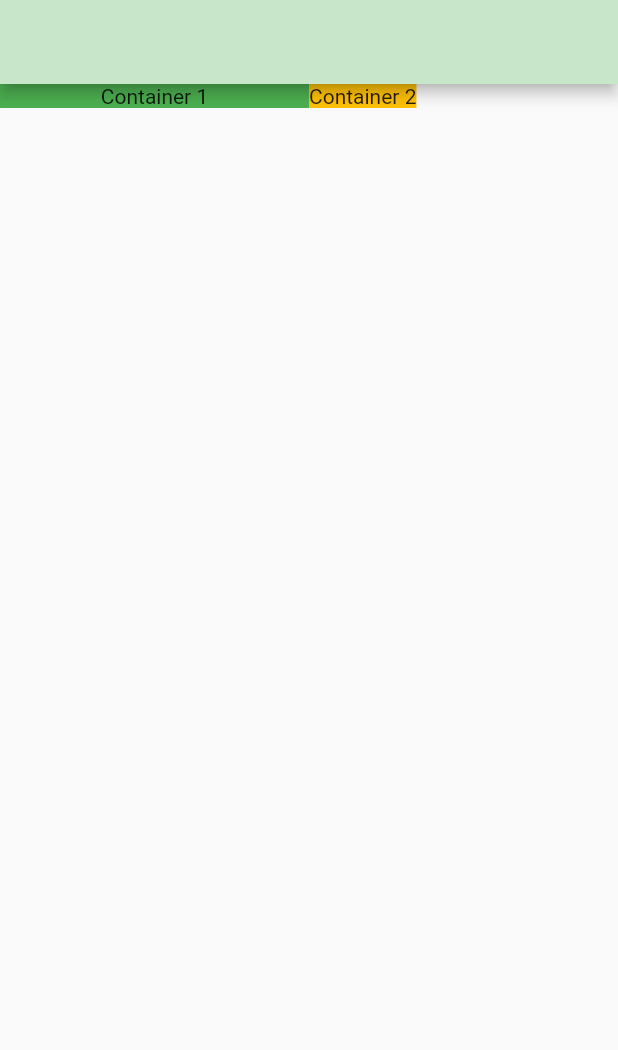
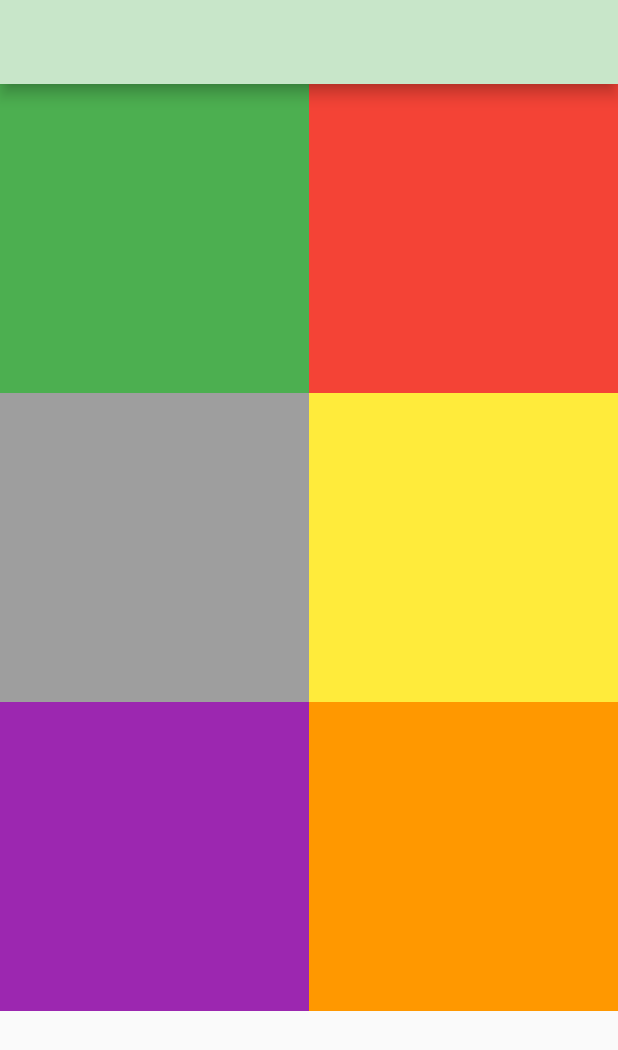
Before and after one commit to app-createur-pro/my_app, a Flutter app: the screen it shows after launch, on a phone screen of 412 x 824 dp. Shown: the top 1050 px of the screen. Run offline on Flutter 3.47's test engine with Material 2 defaults, Android fonts, the phone set to English and light mode, and no system bars.

Commit message:
orientation

```diff
--- a/lib/main.dart
+++ b/lib/main.dart
@@ -1,6 +1,7 @@
 import 'package:flutter/material.dart';
+import 'package:flutter/services.dart';
 
-void main() {
+void main() async {
   runApp(MyApp());
 }
 
@@ -28,34 +29,39 @@ class MyHomePage extends StatefulWidget {
 
 class _MyHomePageState extends State<MyHomePage> {
 
+  List<Color>colors = [
+    Colors.green,
+    Colors.red,
+    Colors.grey,
+    Colors.yellow,
+    Colors.purple,
+    Colors.orange,
+  ];
+
+  void faireCeciSiPortrait(Orientation orientation) {
+    //je vais enregistrer tel élément quelque part sans forcément toucher au design
+  }
+
   @override
   Widget build(BuildContext context) {
+
+    Orientation orientation = MediaQuery.of(context).orientation;
+    faireCeciSiPortrait(orientation);
+
     return Scaffold(
-      appBar: AppBar(),
-      body: Row(
-        //mainAxisAlignment: MainAxisAlignment.spaceEvenly,
-        children: <Widget>[
-          Flexible(
-            flex: 1,
-            fit: FlexFit.tight,
-            child: Container(
-              color: Colors.green,
-              child: Text(
-                'Container 1',
-                textAlign: TextAlign.center,
+        appBar: AppBar(),
+        body: OrientationBuilder(
+          builder: (context, orientation) {
+            return GridView.count(
+              crossAxisCount: (orientation == Orientation.portrait) ? 2 : 3,
+              children: List.generate(colors.length, (index) =>
+                  Container(
+                    color: colors[index],
+                  )
               ),
-            ),
-          ),
-          Flexible(
-            flex: 1,
-            fit: FlexFit.loose,
-            child: Container(
-              color: Colors.amber,
-              child: Text('Container 2'),
-            ),
-          ),
-        ],
-      ),
+            );
+          },
+        )
     );
   }
 }
```
